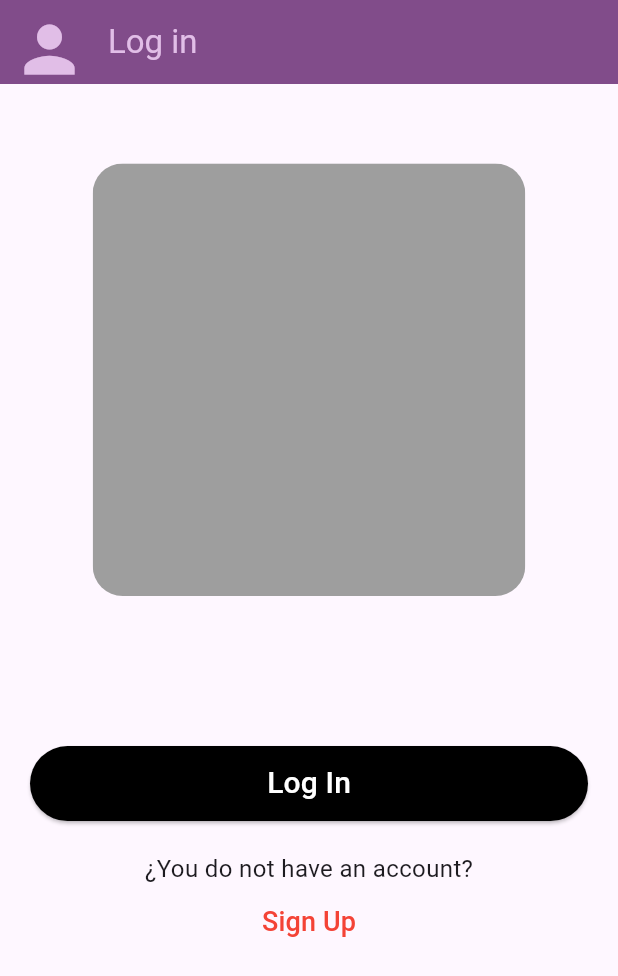
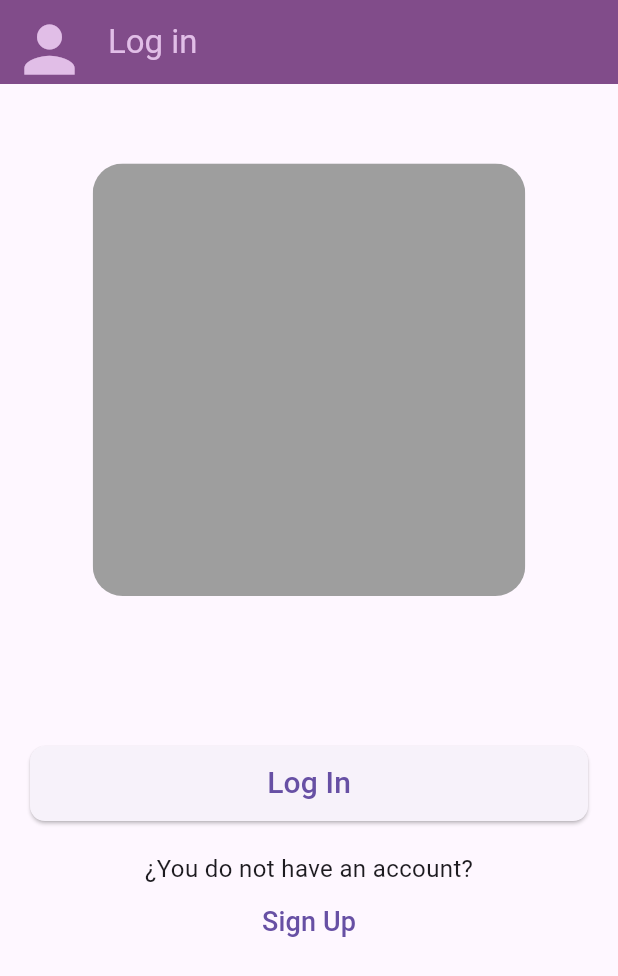
Before and after one commit to villalobos19diego/E-commerce-app, a Flutter app: the ScreenProfileLogin screen opened directly, on a phone screen of 412 x 824 dp. Shown: the top 976 px of the screen. Run offline on Flutter 3.47's test engine with Material 2 defaults, Android fonts, the phone set to English and light mode, and no system bars; our stand-ins replace carousel_slider, firebase_auth, firebase_core, google_sign_in; missing offline and left inert: fluid_bottom_nav_bar; accounts and stored records are empty; network calls fail.

Commit message:
fix: se modifico colores de texbutton en text, elevatedbutton se cambio background, se cambio el border radius, y color de su textstyle

```diff
--- a/lib/screens/profile/Screen_Profile_Login.dart
+++ b/lib/screens/profile/Screen_Profile_Login.dart
@@ -61,12 +61,13 @@ class ScreenProfileLogin extends StatelessWidget {
  );
  },
  style: ElevatedButton.styleFrom(
- backgroundColor: Colors.black,
- minimumSize: const Size(double.infinity, 50.0), // Ancho máximo
- ),
- child: Text(
+  minimumSize: const Size(double.infinity, 50.0), // Ancho máximo
+  shape: RoundedRectangleBorder(
+                              borderRadius: BorderRadius.circular(10.0))
+                              ),
+ child: const Text(
  'Log In',
- style: const TextStyle(fontSize: 20.0,color: Colors.white ),
+ style: TextStyle(fontSize: 20.0 ),
  ),
  ),
  SizedBox(height: 20.0),
@@ -83,11 +84,10 @@ class ScreenProfileLogin extends StatelessWidget {
  context,MaterialPageRoute(builder: (context) => const ScreenSignUp())
  );
  },
- child: Text(
+ child: const Text(
  'Sign Up',
- style: const TextStyle(
+ style: TextStyle(
  fontSize: 18.0,
- color: Colors.red,
  ),
  ),
  ),
```
